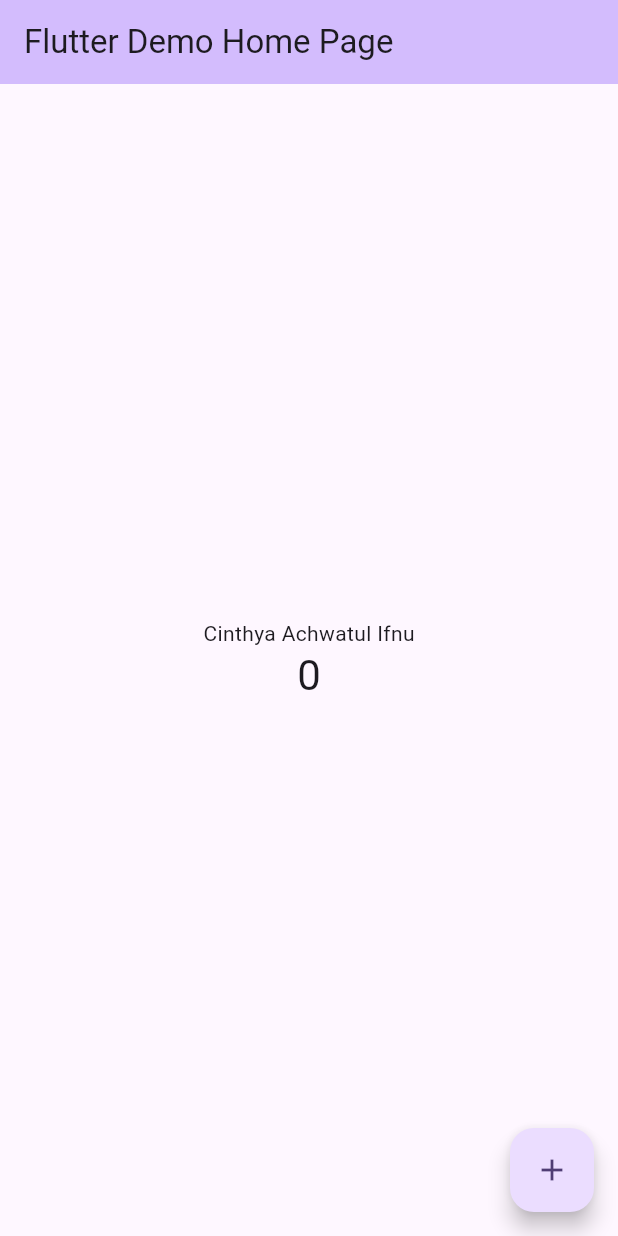
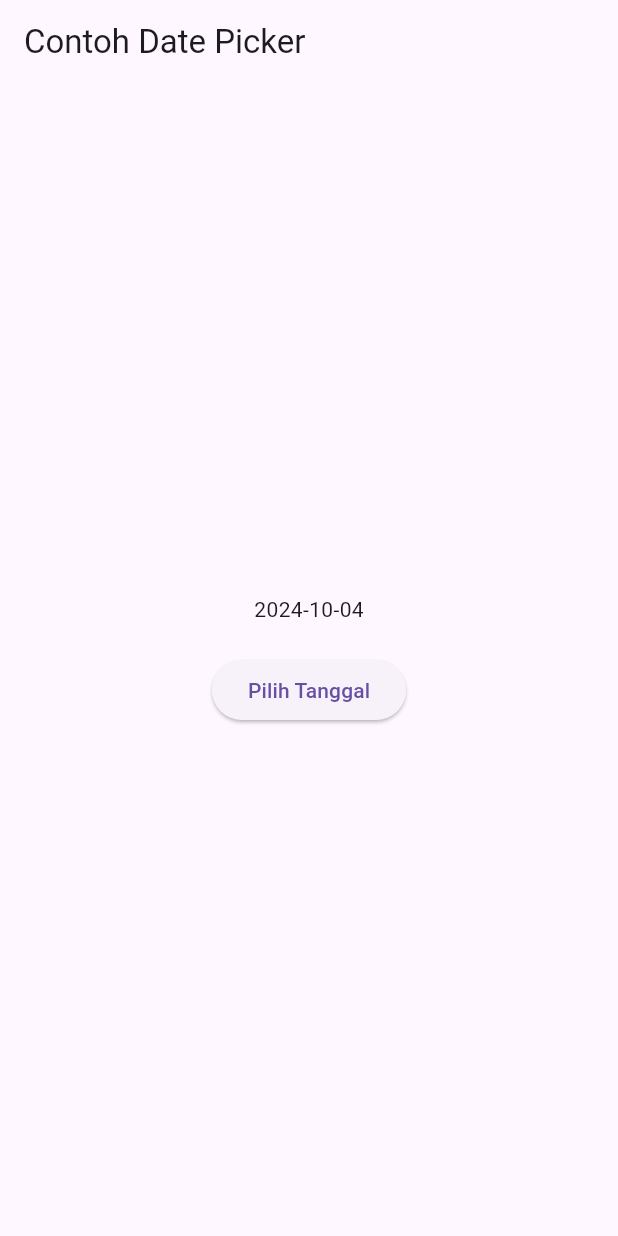
Before and after one commit to cinthyaa19/flutter-fundamental-part1, a Flutter app: the screen it shows after launch, on a phone screen of 412 x 824 dp. Run offline on Flutter 3.47's test engine with Material 3 defaults, Android fonts, the phone set to English and light mode, and no system bars.

Commit message:
Pertemuan 5

```diff
--- a/hello_world/lib/main.dart
+++ b/hello_world/lib/main.dart
@@ -1,125 +1,74 @@
+import 'package:flutter/material.dart';
+import 'dart:async';
 import 'package:flutter/material.dart';
 
-void main() {
-  runApp(const MyApp());
-}
+void main() => runApp(const MyApp());
 
 class MyApp extends StatelessWidget {
-  const MyApp({super.key});
+  const MyApp({Key? key}) : super(key: key);
 
-  // This widget is the root of your application.
   @override
   Widget build(BuildContext context) {
-    return MaterialApp(
-      title: 'Flutter Demo',
-      theme: ThemeData(
-        // This is the theme of your application.
-        //
-        // TRY THIS: Try running your application with "flutter run". You'll see
-        // the application has a purple toolbar. Then, without quitting the app,
-        // try changing the seedColor in the colorScheme below to Colors.green
-        // and then invoke "hot reload" (save your changes or press the "hot
-        // reload" button in a Flutter-supported IDE, or press "r" if you used
-        // the command line to start the app).
-        //
-        // Notice that the counter didn't reset back to zero; the application
-        // state is not lost during the reload. To reset the state, use hot
-        // restart instead.
-        //
-        // This works for code too, not just values: Most code changes can be
-        // tested with just a hot reload.
-        colorScheme: ColorScheme.fromSeed(seedColor: Colors.deepPurple),
-        useMaterial3: true,
-      ),
-      home: const MyHomePage(title: 'Flutter Demo Home Page'),
+    return const MaterialApp(
+      title: 'Contoh Date Picker',
+      home: MyHomePage(title: 'Contoh Date Picker'),
     );
   }
 }
 
 class MyHomePage extends StatefulWidget {
-  const MyHomePage({super.key, required this.title});
-
-  // This widget is the home page of your application. It is stateful, meaning
-  // that it has a State object (defined below) that contains fields that affect
-  // how it looks.
-
-  // This class is the configuration for the state. It holds the values (in this
-  // case the title) provided by the parent (in this case the App widget) and
-  // used by the build method of the State. Fields in a Widget subclass are
-  // always marked "final".
+  const MyHomePage({Key? key, required this.title}) : super(key: key);
 
   final String title;
 
   @override
-  State<MyHomePage> createState() => _MyHomePageState();
+  _MyHomePageState createState() => _MyHomePageState();
 }
 
 class _MyHomePageState extends State<MyHomePage> {
-  int _counter = 0;
+  // Variable/State untuk mengambil tanggal
+  DateTime selectedDate = DateTime.now();
 
-  void _incrementCounter() {
-    setState(() {
-      // This call to setState tells the Flutter framework that something has
-      // changed in this State, which causes it to rerun the build method below
-      // so that the display can reflect the updated values. If we changed
-      // _counter without calling setState(), then the build method would not be
-      // called again, and so nothing would appear to happen.
-      _counter++;
-    });
+  //  Initial SelectDate FLutter
+  Future<void> _selectDate(BuildContext context) async {
+    // Initial DateTime FIinal Picked
+    final DateTime? picked = await showDatePicker(
+        context: context,
+        initialDate: selectedDate,
+        firstDate: DateTime(2015, 8),
+        lastDate: DateTime(2101));
+    if (picked != null && picked != selectedDate) {
+      setState(() {
+        selectedDate = picked;
+      });
+    }
   }
 
   @override
   Widget build(BuildContext context) {
-    // This method is rerun every time setState is called, for instance as done
-    // by the _incrementCounter method above.
-    //
-    // The Flutter framework has been optimized to make rerunning build methods
-    // fast, so that you can just rebuild anything that needs updating rather
-    // than having to individually change instances of widgets.
     return Scaffold(
       appBar: AppBar(
-        // TRY THIS: Try changing the color here to a specific color (to
-        // Colors.amber, perhaps?) and trigger a hot reload to see the AppBar
-        // change color while the other colors stay the same.
-        backgroundColor: Theme.of(context).colorScheme.inversePrimary,
-        // Here we take the value from the MyHomePage object that was created by
-        // the App.build method, and use it to set our appbar title.
         title: Text(widget.title),
       ),
       body: Center(
-        // Center is a layout widget. It takes a single child and positions it
-        // in the middle of the parent.
         child: Column(
-          // Column is also a layout widget. It takes a list of children and
-          // arranges them vertically. By default, it sizes itself to fit its
-          // children horizontally, and tries to be as tall as its parent.
-          //
-          // Column has various properties to control how it sizes itself and
-          // how it positions its children. Here we use mainAxisAlignment to
-          // center the children vertically; the main axis here is the vertical
-          // axis because Columns are vertical (the cross axis would be
-          // horizontal).
-          //
-          // TRY THIS: Invoke "debug painting" (choose the "Toggle Debug Paint"
-          // action in the IDE, or press "p" in the console), to see the
-          // wireframe for each widget.
-          mainAxisAlignment: MainAxisAlignment.center,
+          mainAxisSize: MainAxisSize.min,
           children: <Widget>[
-            const Text(
-              'Cinthya Achwatul Ifnu',
+            Text("${selectedDate.toLocal()}".split(' ')[0]),
+            const SizedBox(
+              height: 20.0,
             ),
-            Text(
-              '$_counter',
-              style: Theme.of(context).textTheme.headlineMedium,
+            ElevatedButton(
+              onPressed: () => {
+                _selectDate(context),
+                // ignore: avoid_print
+                print(selectedDate.day + selectedDate.month + selectedDate.year)
+              },
+              child: const Text('Pilih Tanggal'),
             ),
           ],
         ),
       ),
-      floatingActionButton: FloatingActionButton(
-        onPressed: _incrementCounter,
-        tooltip: 'Increment',
-        child: const Icon(Icons.add),
-      ), // This trailing comma makes auto-formatting nicer for build methods.
     );
   }
 }
--- a/hello_world/pubspec.yaml
+++ b/hello_world/pubspec.yaml
@@ -52,6 +52,10 @@ dev_dependencies:
 
 # The following section is specific to Flutter packages.
 flutter:
+  assets:
+    - assets/logo_polinema.png
+
+  # The following line ensures that the Material Icons font is
 
   # The following line ensures that the Material Icons font is
   # included with your application, so that you can use the icons in
```
Also changed, not shown: hello_world/lib/basic_widgets/image_widget.dart (added, +12 -0 lines), hello_world/lib/basic_widgets/text_widget.dart (added, +13 -0 lines), hello_world/assets/logo_polinema.png (added), hello_world/lib/basic_widgets/scaffold_widget.dart (added), 2 other files.
